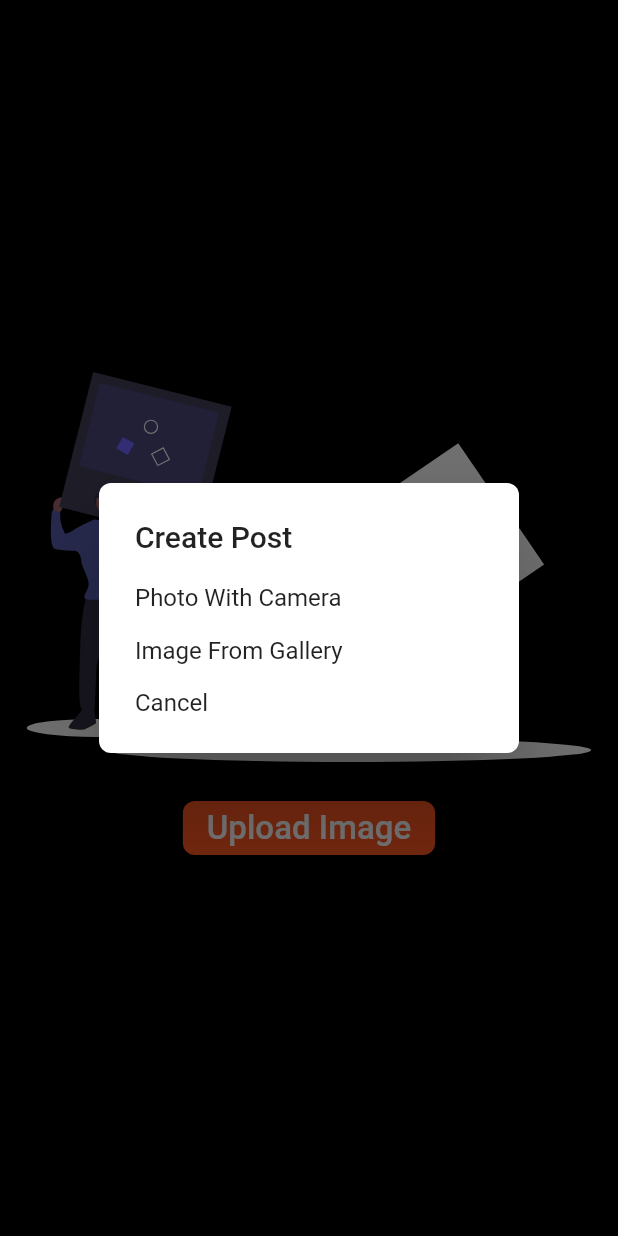
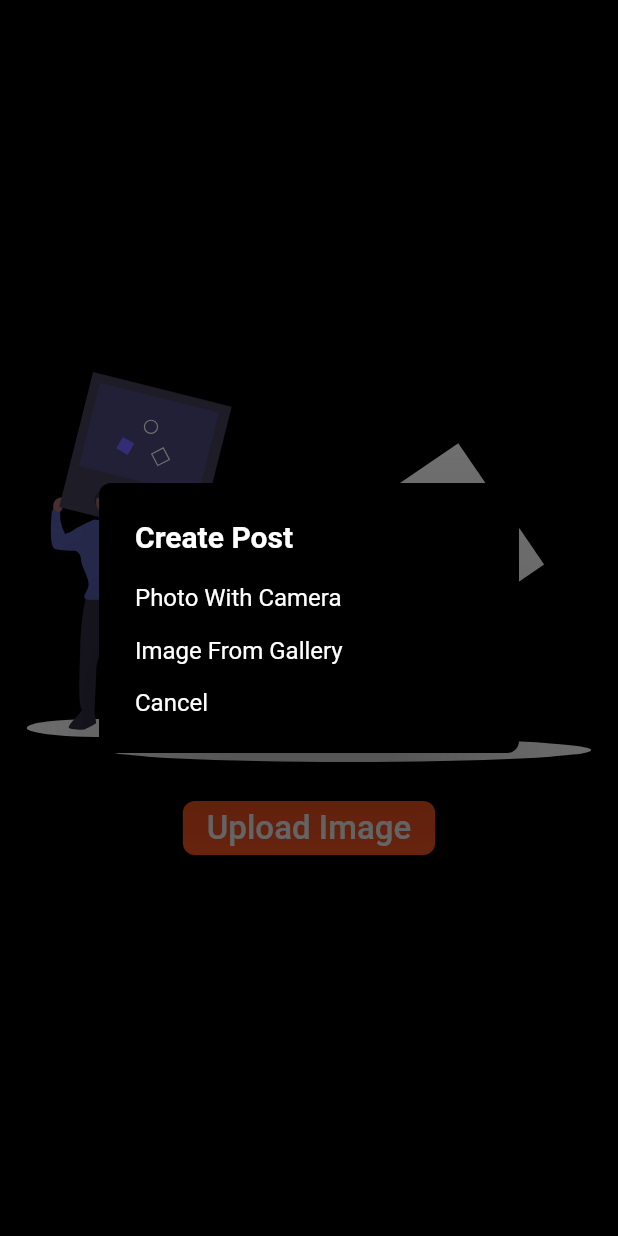
Before and after one commit to jainharsh21/Codemmunity, a Flutter app: the Upload screen opened directly, after a tap on "Upload Image", on a phone screen of 412 x 824 dp. Run offline on Flutter 3.47's test engine with Material 2 defaults, Android fonts, the phone set to English and light mode, and no system bars; our stand-ins replace cached_network_image, cloud_firestore, firebase_storage, flutter_spinkit, flutter_svg, geolocator and 3 more; accounts and stored records are empty; statements that could not run were skipped.

Commit message:
changed the theme of upload image dialog box

```diff
--- a/lib/pages/upload.dart
+++ b/lib/pages/upload.dart
@@ -52,22 +52,44 @@ class _UploadState extends State<Upload> {
         context: parentContext,
         builder: (context) {
           return SimpleDialog(
-            elevation: 25.0,
+            backgroundColor: Colors.black,
+            elevation: 45.0,
             shape: RoundedRectangleBorder(
               borderRadius: BorderRadius.circular(8.0),
             ),
-            title: Text("Create Post"),
+            title: Text(
+              "Create Post",
+              style: TextStyle(
+                color: Colors.white,
+                fontWeight: FontWeight.bold,
+              ),
+            ),
             children: <Widget>[
               SimpleDialogOption(
-                child: Text("Photo With Camera"),
+                child: Text(
+                  "Photo With Camera",
+                  style: TextStyle(
+                    color: Colors.white,
+                  ),
+                ),
                 onPressed: handleTakePhoto,
               ),
               SimpleDialogOption(
-                child: Text("Image From Gallery"),
+                child: Text(
+                  "Image From Gallery",
+                  style: TextStyle(
+                    color: Colors.white,
+                  ),
+                ),
                 onPressed: handleImageFromGallery,
               ),
               SimpleDialogOption(
-                child: Text("Cancel"),
+                child: Text(
+                  "Cancel",
+                  style: TextStyle(
+                    color: Colors.white,
+                  ),
+                ),
                 onPressed: () => Navigator.pop(context),
               ),
             ],
```
